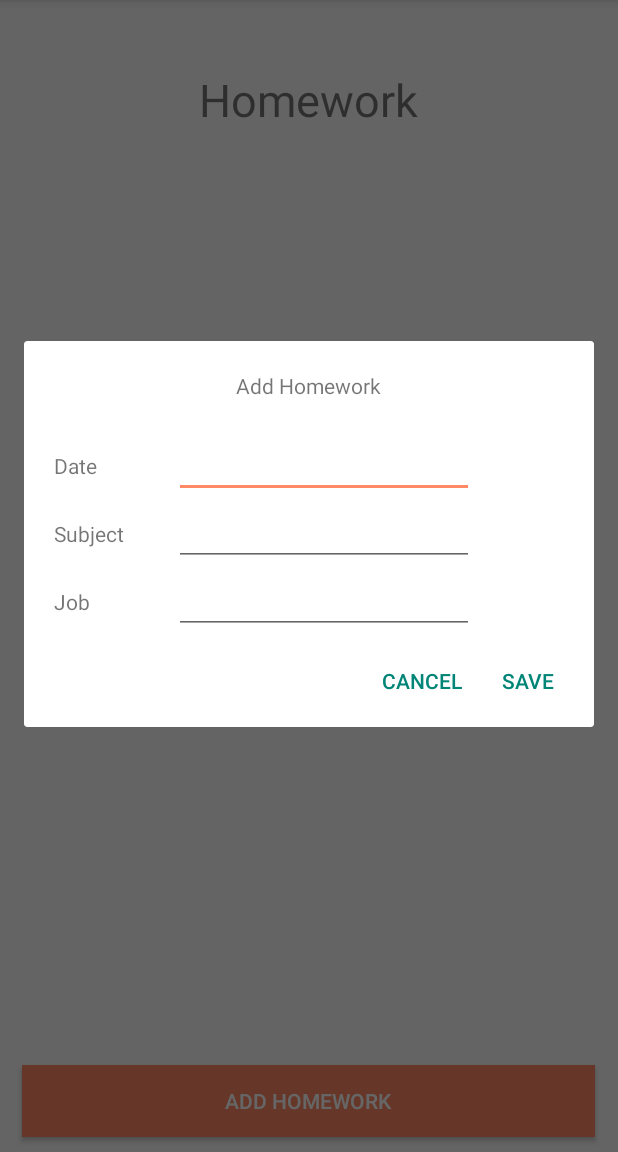
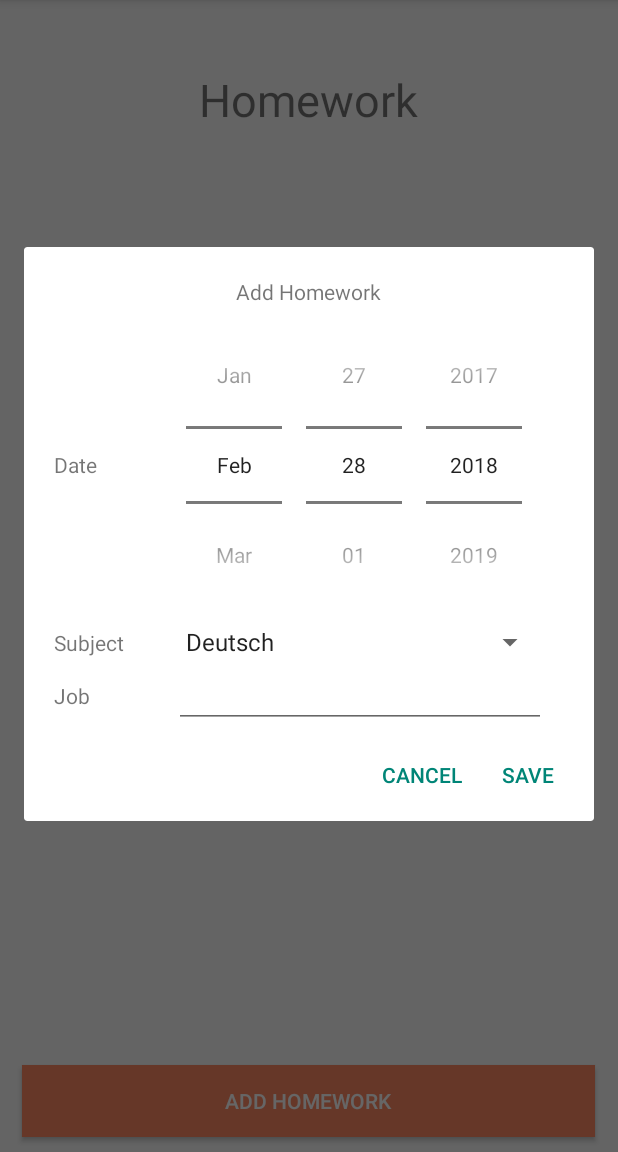
Before and after one commit to Dan6erbond/SchoolHelper, an Android app: the fragment HomeworkFragment placed in its activity, after a tap on "ADD HOMEWORK", on a phone screen of 412 x 824 dp, the part 84-1236 px from its top. Run offline under Robolectric (Android 15) with nearby library versions, the phone set to English and light mode, and no system bars.

Commit message:
v5.0
added DatePicker to add homework screen

```diff
--- a/SchoolHelper/app/build.gradle
+++ b/SchoolHelper/app/build.gradle
@@ -6,8 +6,8 @@ android {
         applicationId "com.dan6erbond.schoolhelper"
         minSdkVersion 14
         targetSdkVersion 23
-        versionCode 11
-        versionName "4.3"
+        versionCode 13
+        versionName "5.0"
         testInstrumentationRunner "android.support.test.runner.AndroidJUnitRunner"
     }
     buildTypes {
--- a/SchoolHelper/app/src/main/java/com/dan6erbond/schoolhelper/HomeworkFragment.java
+++ b/SchoolHelper/app/src/main/java/com/dan6erbond/schoolhelper/HomeworkFragment.java
@@ -15,8 +15,11 @@ import android.util.Log;
 import android.view.LayoutInflater;
 import android.view.View;
 import android.view.ViewGroup;
+import android.widget.ArrayAdapter;
 import android.widget.Button;
+import android.widget.DatePicker;
 import android.widget.EditText;
+import android.widget.Spinner;
 import android.widget.TableLayout;
 import android.widget.TableRow;
 import android.widget.TextView;
@@ -37,13 +40,16 @@ import java.io.FileOutputStream;
 import java.io.FileReader;
 import java.io.FileWriter;
 import java.io.IOException;
+import java.text.SimpleDateFormat;
 import java.util.ArrayList;
+import java.util.Calendar;
+import java.util.Collections;
+import java.util.Date;
 import java.util.List;
 
 public class HomeworkFragment extends Fragment {
 
     //Tutorial used to get FTP knowledge: http://wiki-android.blogspot.ch/2012/12/creating-android-ftp-client-ftp.html
-
     private FTPClient mFTPClient = new FTPClient();
     ArrayList<Homework> homeworkArray = new ArrayList<Homework>();
 
@@ -123,12 +129,21 @@ public class HomeworkFragment extends Fragment {
                         //Build the AlertDialog, set the TextView's text and set the buttons actions.
                         AlertDialog.Builder builder = new AlertDialog.Builder(getActivity(), R.style.DialogStyle);
                         View view = getLayoutInflater().inflate(R.layout.dialog_add_homework, null);
-                        final EditText date = view.findViewById(R.id.dialog_add_homework_date);
-                        final EditText subject = view.findViewById(R.id.dialog_add_homework_subject);
+                        final DatePicker datePicker = view.findViewById(R.id.dialog_add_homework_date);
+                        final Spinner subject = view.findViewById(R.id.dialog_add_homework_subject);
+                        ArrayAdapter<CharSequence> adapter = ArrayAdapter.createFromResource(getActivity(), R.array.subjects, android.R.layout.simple_spinner_item);
+                        adapter.setDropDownViewResource(android.R.layout.simple_spinner_dropdown_item);
+                        subject.setAdapter(adapter);
                         final EditText job = view.findViewById(R.id.dialog_add_homework_job);
                         builder.setPositiveButton(R.string.save, new DialogInterface.OnClickListener() {
                             public void onClick(DialogInterface dialog, int id) {
-                                addHomework(date.getText().toString(), subject.getText().toString(), job.getText().toString());
+                                Calendar calendar = Calendar.getInstance();
+                                calendar.set(datePicker.getYear(), datePicker.getMonth(), datePicker.getDayOfMonth());
+                                Date dateUnform = calendar.getTime();
+                                SimpleDateFormat format = new SimpleDateFormat("dd.MM.yyyy");
+                                String date = format.format(dateUnform);
+
+                                addHomework(date, subject.getSelectedItem().toString(), job.getText().toString());
                                 dialog.dismiss();
                             }
                         });
@@ -183,13 +198,15 @@ public class HomeworkFragment extends Fragment {
                 }
                 homeworkArray.add(new Homework(homework.getString("datum"), homework.getString("fach"), homework.getString("aufgabe")));
             }
-            LoadHomeworkTable();
+            Collections.sort(homeworkArray);
+            uploadHomework();
+            loadHomeworkTable();
         } catch (JSONException e) {
             Log.i("TAG", e.getMessage());
         }
     }
 
-    private void LoadHomeworkTable() {
+    private void loadHomeworkTable() {
         for (Homework h : homeworkArray){
             addHomeworkToTable(h);
         }
--- a/SchoolHelper/app/src/main/res/layout/dialog_add_homework.xml
+++ b/SchoolHelper/app/src/main/res/layout/dialog_add_homework.xml
@@ -19,7 +19,6 @@
         android:layout_width="match_parent"
         android:layout_height="wrap_content"
         android:layout_below="@id/dialog_add_homework_title"
-        android:layout_marginTop="20dp"
         android:layout_marginLeft="20dp"
         android:layout_marginRight="20dp"
         android:layout_centerHorizontal="true">
@@ -28,14 +27,27 @@
             android:layout_width="match_parent"
             android:layout_height="match_parent">
             <TextView
+                android:layout_gravity="center_vertical"
                 android:id="@+id/textView1"
                 android:minEms="5"
                 android:layout_width="wrap_content"
                 android:layout_height="wrap_content"
                 android:text="@string/date"/>
-            <EditText android:id="@+id/dialog_add_homework_date"
+
+            <!--<EditText
+                android:id="@+id/dialog_add_homework_date"
                 android:digits="1234567890."
-                android:inputType="text"
+                android:inputType="date"
+                android:minWidth="200dp" />-->
+
+            <DatePicker
+                android:layout_margin="0dp"
+                android:padding="0dp"
+                android:theme="@android:style/Widget.DeviceDefault.DatePicker"
+                android:id="@+id/dialog_add_homework_date"
+                android:datePickerMode="spinner"
+                android:minDate="01/01/2000"
+                android:calendarViewShown="false"
                 android:minWidth="200dp"/>
         </TableRow>
 
@@ -47,8 +59,7 @@
                 android:layout_width="wrap_content"
                 android:layout_height="wrap_content"
                 android:text="@string/subject"/>
-            <EditText android:id="@+id/dialog_add_homework_subject"
-                android:inputType="text"
+            <Spinner android:id="@+id/dialog_add_homework_subject"
                 android:minWidth="200dp"/>
         </TableRow>
 
@@ -65,4 +76,5 @@
                 android:minWidth="200dp"/>
         </TableRow>
     </TableLayout>
+
 </RelativeLayout>
--- a/SchoolHelper/app/src/main/res/values/resources.xml
+++ b/SchoolHelper/app/src/main/res/values/resources.xml
@@ -9,4 +9,17 @@
         <item>Présent</item>
         <item>Futur composé</item>
     </string-array>
+    <string-array name="subjects">
+        <item>Deutsch</item>
+        <item>Englisch</item>
+        <item>ETEU: Biologie</item>
+        <item>ETEU: Chemie</item>
+        <item>ETEU: Geografie</item>
+        <item>Finanz- und Rechnungswesen</item>
+        <item>Französisch</item>
+        <item>Geschichte</item>
+        <item>Mathematik</item>
+        <item>Informatik</item>
+        <item>Wirtschaft und Recht</item>
+    </string-array>
 </resources>
--- a/SchoolHelper/app/src/main/res/values/styles.xml
+++ b/SchoolHelper/app/src/main/res/values/styles.xml
@@ -1,4 +1,4 @@
-<resources>
+<resources xmlns:tools="http://schemas.android.com/tools">
 
     <!-- Base application theme. -->
     <style name="AppTheme" parent="Theme.AppCompat.Light.DarkActionBar">
```
Also changed, not shown: SchoolHelper/app/src/main/java/com/dan6erbond/schoolhelper/Homework.java (+21 -1 lines), 80 other files.
